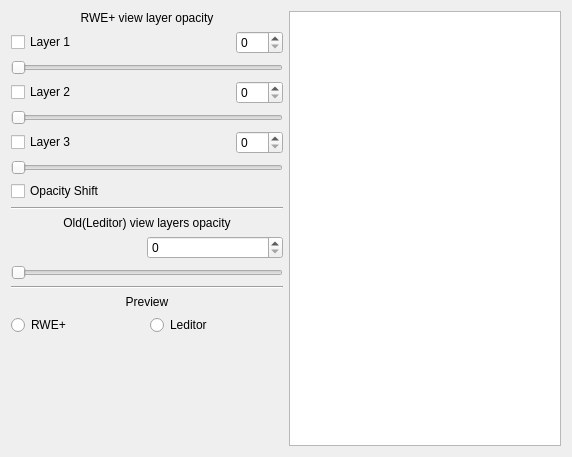
timofey260/RWE-Sharp, file ui/uifiles/settings/tiles.ui: the form before one commit.
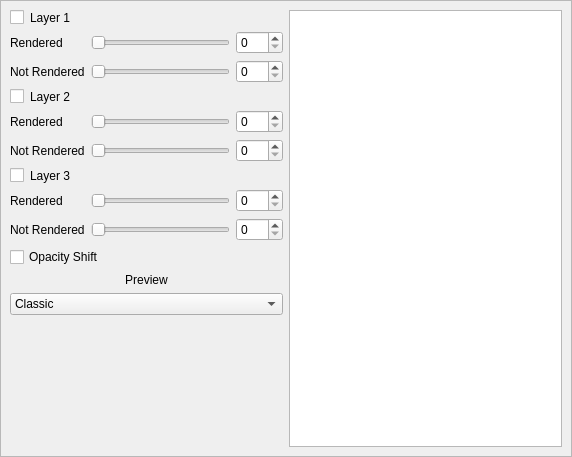
The form after the commit. Custom widgets are drawn as their Qt base class.

Commit message:
settings tile ui, tile view ui, tile editor, geo settings ui, geo view ui, grid view ui, grid module and tile modules were fixed
small ui undones and tweaks

```diff
--- a/ui/uifiles/settings/tiles.ui
+++ b/ui/uifiles/settings/tiles.ui
@@ -13,39 +13,86 @@
   <property name="windowTitle">
    <string>Form</string>
   </property>
-  <layout class="QGridLayout" name="gridLayout">
-   <item row="0" column="1">
-    <widget class="SimpleGeoViewport" name="graphicsView"/>
-   </item>
+  <layout class="QGridLayout" name="gridLayout" rowstretch="0" columnstretch="0">
+   <property name="leftMargin">
+    <number>0</number>
+   </property>
+   <property name="topMargin">
+    <number>0</number>
+   </property>
+   <property name="rightMargin">
+    <number>0</number>
+   </property>
+   <property name="bottomMargin">
+    <number>0</number>
+   </property>
+   <property name="spacing">
+    <number>6</number>
+   </property>
    <item row="0" column="0">
-    <layout class="QVBoxLayout" name="verticalLayout_2">
-     <item>
-      <widget class="QLabel" name="label_4">
-       <property name="text">
-        <string>RWE+ view layer opacity</string>
-       </property>
-       <property name="alignment">
-        <set>Qt::AlignmentFlag::AlignCenter</set>
-       </property>
-      </widget>
-     </item>
+    <widget class="QScrollArea" name="scrollArea">
+     <property name="enabled">
+      <bool>true</bool>
+     </property>
+     <property name="widgetResizable">
+      <bool>true</bool>
+     </property>
+     <widget class="QWidget" name="scrollAreaWidgetContents">
+      <property name="geometry">
+       <rect>
+        <x>0</x>
+        <y>0</y>
+        <width>570</width>
+        <height>455</height>
+       </rect>
+      </property>
+      <layout class="QHBoxLayout" name="horizontalLayout">
      <item>
-      <layout class="QHBoxLayout" name="horizontalLayout_2">
+        <layout class="QVBoxLayout" name="verticalLayout_3">
+         <item>
+          <layout class="QHBoxLayout" name="horizontalLayout_4">
        <item>
         <widget class="QCheckBox" name="L1show">
          <property name="sizePolicy">
-          <sizepolicy hsizetype="Expanding" vsizetype="Fixed">
+              <sizepolicy hsizetype="Maximum" vsizetype="Fixed">
            <horstretch>0</horstretch>
            <verstretch>0</verstretch>
           </sizepolicy>
          </property>
+             <property name="text">
+              <string/>
+             </property>
+            </widget>
+           </item>
+           <item>
+            <widget class="QLabel" name="label_5">
          <property name="text">
           <string>Layer 1</string>
          </property>
-        </widget>
-       </item>
+             <property name="alignment">
+              <set>Qt::AlignmentFlag::AlignLeading|Qt::AlignmentFlag::AlignLeft|Qt::AlignmentFlag::AlignVCenter</set>
+             </property>
+             <property name="buddy">
+              <cstring>L1show</cstring>
+             </property>
+            </widget>
+           </item>
+          </layout>
+         </item>
        <item>
-        <widget class="QSpinBox" name="L1op2">
+          <layout class="QGridLayout" name="gridLayout_2">
+           <item row="1" column="1">
+            <widget class="QSlider" name="L1opn">
+             <property name="maximum">
+              <number>255</number>
+             </property>
+             <property name="orientation">
+              <enum>Qt::Orientation::Horizontal</enum>
+             </property>
+            </widget>
+           </item>
+           <item row="0" column="2">
+            <widget class="QSpinBox" name="L1opr_2">
          <property name="sizePolicy">
           <sizepolicy hsizetype="Minimum" vsizetype="Fixed">
            <horstretch>0</horstretch>
@@ -57,35 +104,89 @@
          </property>
         </widget>
        </item>
-      </layout>
-     </item>
-     <item>
-      <widget class="QSlider" name="L1op">
+           <item row="1" column="0">
+            <widget class="QLabel" name="label_2">
+             <property name="text">
+              <string>Not Rendered</string>
+             </property>
+            </widget>
+           </item>
+           <item row="1" column="2">
+            <widget class="QSpinBox" name="L1opn_2">
+             <property name="sizePolicy">
+              <sizepolicy hsizetype="Minimum" vsizetype="Fixed">
+               <horstretch>0</horstretch>
+               <verstretch>0</verstretch>
+              </sizepolicy>
+             </property>
        <property name="maximum">
         <number>255</number>
        </property>
+            </widget>
+           </item>
+           <item row="0" column="0">
+            <widget class="QLabel" name="label">
+             <property name="text">
+              <string>Rendered</string>
+             </property>
+            </widget>
+           </item>
+           <item row="0" column="1">
+            <widget class="QSlider" name="L1opr">
+             <property name="maximum">
+              <number>255</number>
+             </property>
        <property name="orientation">
         <enum>Qt::Orientation::Horizontal</enum>
        </property>
       </widget>
      </item>
+          </layout>
+         </item>
      <item>
-      <layout class="QHBoxLayout" name="horizontalLayout_4">
+          <layout class="QHBoxLayout" name="horizontalLayout_5">
        <item>
         <widget class="QCheckBox" name="L2show">
          <property name="sizePolicy">
-          <sizepolicy hsizetype="Expanding" vsizetype="Fixed">
+              <sizepolicy hsizetype="Maximum" vsizetype="Fixed">
            <horstretch>0</horstretch>
            <verstretch>0</verstretch>
           </sizepolicy>
          </property>
+             <property name="text">
+              <string/>
+             </property>
+            </widget>
+           </item>
+           <item>
+            <widget class="QLabel" name="label_6">
          <property name="text">
           <string>Layer 2</string>
          </property>
-        </widget>
-       </item>
+             <property name="alignment">
+              <set>Qt::AlignmentFlag::AlignLeading|Qt::AlignmentFlag::AlignLeft|Qt::AlignmentFlag::AlignVCenter</set>
+             </property>
+             <property name="buddy">
+              <cstring>L1show</cstring>
+             </property>
+            </widget>
+           </item>
+          </layout>
+         </item>
        <item>
-        <widget class="QSpinBox" name="L2op2">
+          <layout class="QGridLayout" name="gridLayout_3">
+           <item row="1" column="1">
+            <widget class="QSlider" name="L2opn">
+             <property name="maximum">
+              <number>255</number>
+             </property>
+             <property name="orientation">
+              <enum>Qt::Orientation::Horizontal</enum>
+             </property>
+            </widget>
+           </item>
+           <item row="0" column="2">
+            <widget class="QSpinBox" name="L2opr_2">
          <property name="sizePolicy">
           <sizepolicy hsizetype="Minimum" vsizetype="Fixed">
            <horstretch>0</horstretch>
@@ -97,35 +198,89 @@
          </property>
         </widget>
        </item>
-      </layout>
-     </item>
-     <item>
-      <widget class="QSlider" name="L2op">
+           <item row="1" column="0">
+            <widget class="QLabel" name="label_3">
+             <property name="text">
+              <string>Not Rendered</string>
+             </property>
+            </widget>
+           </item>
+           <item row="1" column="2">
+            <widget class="QSpinBox" name="L2opn_2">
+             <property name="sizePolicy">
+              <sizepolicy hsizetype="Minimum" vsizetype="Fixed">
+               <horstretch>0</horstretch>
+               <verstretch>0</verstretch>
+              </sizepolicy>
+             </property>
        <property name="maximum">
         <number>255</number>
        </property>
+            </widget>
+           </item>
+           <item row="0" column="0">
+            <widget class="QLabel" name="label_4">
+             <property name="text">
+              <string>Rendered</string>
+             </property>
+            </widget>
+           </item>
+           <item row="0" column="1">
+            <widget class="QSlider" name="L2opr">
+             <property name="maximum">
+              <number>255</number>
+             </property>
        <property name="orientation">
         <enum>Qt::Orientation::Horizontal</enum>
        </property>
       </widget>
      </item>
+          </layout>
+         </item>
      <item>
-      <layout class="QHBoxLayout" name="horizontalLayout_5">
+          <layout class="QHBoxLayout" name="horizontalLayout_6">
        <item>
         <widget class="QCheckBox" name="L3show">
          <property name="sizePolicy">
-          <sizepolicy hsizetype="Expanding" vsizetype="Fixed">
+              <sizepolicy hsizetype="Maximum" vsizetype="Fixed">
            <horstretch>0</horstretch>
            <verstretch>0</verstretch>
           </sizepolicy>
          </property>
+             <property name="text">
+              <string/>
+             </property>
+            </widget>
+           </item>
+           <item>
+            <widget class="QLabel" name="label_9">
          <property name="text">
           <string>Layer 3</string>
          </property>
-        </widget>
-       </item>
+             <property name="alignment">
+              <set>Qt::AlignmentFlag::AlignLeading|Qt::AlignmentFlag::AlignLeft|Qt::AlignmentFlag::AlignVCenter</set>
+             </property>
+             <property name="buddy">
+              <cstring>L1show</cstring>
+             </property>
+            </widget>
+           </item>
+          </layout>
+         </item>
        <item>
-        <widget class="QSpinBox" name="L3op2">
+          <layout class="QGridLayout" name="gridLayout_4">
+           <item row="1" column="1">
+            <widget class="QSlider" name="L3opn">
+             <property name="maximum">
+              <number>255</number>
+             </property>
+             <property name="orientation">
+              <enum>Qt::Orientation::Horizontal</enum>
+             </property>
+            </widget>
+           </item>
+           <item row="0" column="2">
+            <widget class="QSpinBox" name="L3opr_2">
          <property name="sizePolicy">
           <sizepolicy hsizetype="Minimum" vsizetype="Fixed">
            <horstretch>0</horstretch>
@@ -137,91 +292,54 @@
          </property>
         </widget>
        </item>
-      </layout>
-     </item>
-     <item>
-      <widget class="QSlider" name="L3op">
+           <item row="1" column="0">
+            <widget class="QLabel" name="label_7">
+             <property name="text">
+              <string>Not Rendered</string>
+             </property>
+            </widget>
+           </item>
+           <item row="1" column="2">
+            <widget class="QSpinBox" name="L3opn_2">
+             <property name="sizePolicy">
+              <sizepolicy hsizetype="Minimum" vsizetype="Fixed">
+               <horstretch>0</horstretch>
+               <verstretch>0</verstretch>
+              </sizepolicy>
+             </property>
        <property name="maximum">
         <number>255</number>
        </property>
+            </widget>
+           </item>
+           <item row="0" column="0">
+            <widget class="QLabel" name="label_8">
+             <property name="text">
+              <string>Rendered</string>
+             </property>
+            </widget>
+           </item>
+           <item row="0" column="1">
+            <widget class="QSlider" name="L3opr">
+             <property name="maximum">
+              <number>255</number>
+             </property>
        <property name="orientation">
         <enum>Qt::Orientation::Horizontal</enum>
        </property>
       </widget>
      </item>
+          </layout>
+         </item>
      <item>
-      <widget class="QCheckBox" name="OPshift">
+          <widget class="QCheckBox" name="Opacityshift">
        <property name="text">
         <string>Opacity Shift</string>
        </property>
       </widget>
      </item>
      <item>
-      <widget class="Line" name="line">
-       <property name="orientation">
-        <enum>Qt::Orientation::Horizontal</enum>
-       </property>
-      </widget>
-     </item>
-     <item>
-      <widget class="QLabel" name="label_5">
-       <property name="text">
-        <string>Old(Leditor) view layers opacity</string>
-       </property>
-       <property name="alignment">
-        <set>Qt::AlignmentFlag::AlignCenter</set>
-       </property>
-      </widget>
-     </item>
-     <item>
-      <layout class="QHBoxLayout" name="horizontalLayout_9">
-       <item>
-        <spacer name="horizontalSpacer">
-         <property name="orientation">
-          <enum>Qt::Orientation::Horizontal</enum>
-         </property>
-         <property name="sizeHint" stdset="0">
-          <size>
-           <width>40</width>
-           <height>20</height>
-          </size>
-         </property>
-        </spacer>
-       </item>
-       <item>
-        <widget class="QSpinBox" name="RGBop2">
-         <property name="sizePolicy">
-          <sizepolicy hsizetype="Expanding" vsizetype="Fixed">
-           <horstretch>0</horstretch>
-           <verstretch>0</verstretch>
-          </sizepolicy>
-         </property>
-         <property name="maximum">
-          <number>255</number>
-         </property>
-        </widget>
-       </item>
-      </layout>
-     </item>
-     <item>
-      <widget class="QSlider" name="RGBop">
-       <property name="maximum">
-        <number>255</number>
-       </property>
-       <property name="orientation">
-        <enum>Qt::Orientation::Horizontal</enum>
-       </property>
-      </widget>
-     </item>
-     <item>
-      <widget class="Line" name="line_2">
-       <property name="orientation">
-        <enum>Qt::Orientation::Horizontal</enum>
-       </property>
-      </widget>
-     </item>
-     <item>
-      <widget class="QLabel" name="label_6">
+          <widget class="QLabel" name="label_10">
        <property name="text">
         <string>Preview</string>
        </property>
@@ -231,22 +349,43 @@
       </widget>
      </item>
      <item>
-      <layout class="QHBoxLayout" name="horizontalLayout_3">
+          <widget class="QComboBox" name="RenderOption">
        <item>
-        <widget class="QRadioButton" name="RWEpreview">
          <property name="text">
-          <string>RWE+</string>
-         </property>
-        </widget>
+             <string>Classic</string>
+            </property>
        </item>
        <item>
-        <widget class="QRadioButton" name="Leditorpreview">
          <property name="text">
-          <string>Leditor</string>
-         </property>
-        </widget>
-       </item>
-      </layout>
+             <string>Tile image</string>
+            </property>
+           </item>
+           <item>
+            <property name="text">
+             <string>Henry</string>
+            </property>
+           </item>
+           <item>
+            <property name="text">
+             <string>Unrendered</string>
+            </property>
+           </item>
+           <item>
+            <property name="text">
+             <string>Rendered (sun)</string>
+            </property>
+           </item>
+           <item>
+            <property name="text">
+             <string>Rendered (shaded)</string>
+            </property>
+           </item>
+           <item>
+            <property name="text">
+             <string>Rendered (rain)</string>
+            </property>
+           </item>
+          </widget>
      </item>
      <item>
       <spacer name="verticalSpacer">
@@ -263,11 +402,18 @@
      </item>
     </layout>
    </item>
+       <item>
+        <widget class="TileSettingsViewport" name="TilePreview"/>
+       </item>
+      </layout>
+     </widget>
+    </widget>
+   </item>
   </layout>
  </widget>
  <customwidgets>
   <customwidget>
-   <class>SimpleGeoViewport</class>
+   <class>TileSettingsViewport</class>
    <extends>QGraphicsView</extends>
    <header>BaseModWidgets.h</header>
   </customwidget>
```
Lines whose indentation alone changed are shown as unchanged. The commit also changes 16 other files.
